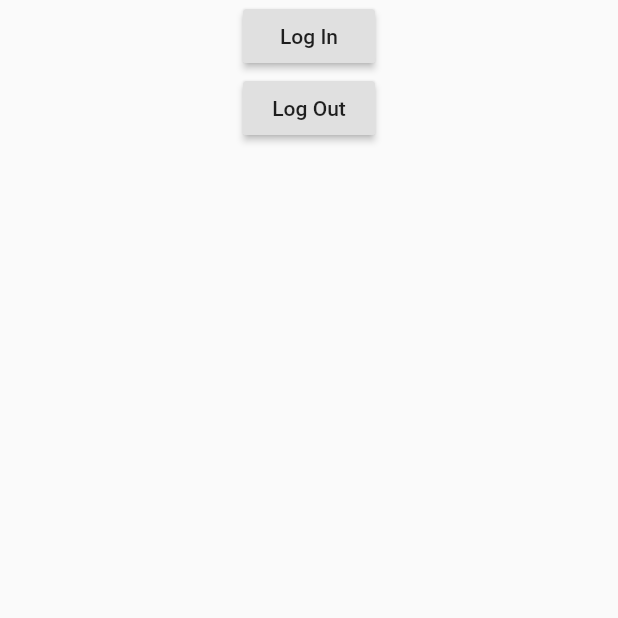
After one commit to itsgan/kinmelplanner, a Flutter app: the screen it shows after launch, after a tap on "Log In", on a phone screen of 412 x 824 dp, the top half of it. The commit adds this screen. Run offline on Flutter 3.47's test engine with Material 2 defaults, Android fonts, the phone set to English and light mode, and no system bars; our stand-ins replace cloud_firestore, firebase_auth, google_sign_in, toast; accounts and stored records are empty; network calls fail.

Commit message:
userLogin

```diff
--- a/lib/pages/home.dart
+++ b/lib/pages/home.dart
@@ -3,6 +3,7 @@ import 'package:flutter/material.dart';
 import 'package:merokinmel_planner/pages/create_meroshopping.dart';
 import 'package:merokinmel_planner/pages/drop_down.dart';
 import 'package:merokinmel_planner/pages/events.dart';
+import 'package:merokinmel_planner/pages/login.dart';
 import 'package:merokinmel_planner/pages/math.dart';
 import 'package:merokinmel_planner/pages/members.dart';
 import 'package:merokinmel_planner/pages/provider.dart';
@@ -92,6 +93,14 @@ class _HomePageState extends State<HomePage> {
                           context,
                           MaterialPageRoute(
                               builder: (context) => TipsCalculator()));
+                    }),
+                    RaisedButton(
+                    child: Text('Log In'),
+                    onPressed: () {
+                      Navigator.push(
+                          context,
+                          MaterialPageRoute(
+                              builder: (context) => UserLogIn()));
                     })
               ],
             )
--- /dev/null
+++ b/lib/pages/login.dart
@@ -0,0 +1,72 @@
+import 'package:firebase_auth/firebase_auth.dart';
+import 'package:flutter/material.dart';
+import 'package:google_sign_in/google_sign_in.dart';
+import 'package:merokinmel_planner/pages/home.dart';
+
+import 'package:merokinmel_planner/pages/tips_calculator.dart';
+import 'package:merokinmel_planner/provider/events_block.dart';
+import 'package:provider/provider.dart';
+
+class UserLogIn extends StatefulWidget {
+  @override
+  _UserLogInState createState() => _UserLogInState();
+}
+
+class _UserLogInState extends State<UserLogIn> {
+  FirebaseUser user;
+  final FirebaseAuth _auth = FirebaseAuth.instance;
+  GoogleSignIn _googleSignIn = GoogleSignIn();
+
+  Future<FirebaseUser> _handleSignIn() async {
+    final GoogleSignInAccount googleUser = await _googleSignIn.signIn();
+    final GoogleSignInAuthentication googleAuth =
+        await googleUser.authentication;
+
+    final AuthCredential credential = GoogleAuthProvider.getCredential(
+      accessToken: googleAuth.accessToken,
+      idToken: googleAuth.idToken,
+    );
+
+    user = (await _auth.signInWithCredential(credential)).user;
+    print("signed in " + user.displayName);
+    return user;
+  }
+
+  void logOut() {
+    _googleSignIn.signOut();
+  }
+
+  @override
+  Widget build(BuildContext context) {
+    final EventBlock eventBlock = Provider.of<EventBlock>(context);
+    return Scaffold(
+      body: Center(
+        child: Column(
+          children: <Widget>[
+            RaisedButton(
+                child: Text('Log In'),
+                onPressed: () {
+                  _handleSignIn().whenComplete(() {
+                    eventBlock.setAccountName(user.displayName);
+                    eventBlock.setEmail(user.email);
+                    eventBlock.setImage(user.photoUrl);
+
+                    Navigator.push(
+                      context,
+                      MaterialPageRoute(
+                        builder: (context) => HomePage(),
+                      ),
+                    );
+                  });
+                }),
+            RaisedButton(
+                child: Text('Log Out'),
+                onPressed: () {
+                  logOut();
+                })
+          ],
+        ),
+      ),
+    );
+  }
+}
--- a/lib/provider/events_block.dart
+++ b/lib/provider/events_block.dart
@@ -1,10 +1,28 @@
-
 import 'package:flutter/cupertino.dart';
+import 'package:flutter/material.dart';
 
 class EventBlock extends ChangeNotifier {
   String _event = '';
-  List<String> _units = ['Dozen','KG', 'LTR','PC','PKT', 'Set'];
+  List<String> _units = ['Dozen', 'KG', 'LTR', 'PC', 'PKT', 'Set'];
   String _selectedUnit = 'KG';
+  String _accountName = '';
+  String _email = '';
+  String _image = '';
+
+  void setAccountName(String acName) {
+    _accountName = acName;
+    notifyListeners();
+  }
+
+  void setEmail(String mail) {
+    _email = mail;
+    notifyListeners();
+  }
+
+  void setImage(String photo) {
+    _image = photo;
+    notifyListeners();
+  }
 
   void createEvent(String value) {
     _event = value;
@@ -24,7 +42,19 @@ class EventBlock extends ChangeNotifier {
     notifyListeners();
   }
 
-  String get selectedUnit{
+  String get selectedUnit {
     return _selectedUnit;
   }
+
+  String get accountName {
+    return _accountName;
+  }
+
+  String get image {
+    return _image;
+  }
+
+  String get email {
+    return _email;
+  }
 }
--- a/lib/widgets/mydrawer.dart
+++ b/lib/widgets/mydrawer.dart
@@ -8,6 +8,7 @@ import 'package:merokinmel_planner/pages/create_meroshopping.dart';
 import 'package:merokinmel_planner/pages/create_user.dart';
 import 'package:merokinmel_planner/pages/customize.dart';
 import 'package:merokinmel_planner/pages/purchase_items.dart';
+import 'package:merokinmel_planner/provider/events_block.dart';
 import 'package:merokinmel_planner/provider/theme_block.dart';
 import 'package:provider/provider.dart';
 
@@ -19,15 +20,16 @@ class MyDrawer extends StatefulWidget {
 class _MyDrawerState extends State<MyDrawer> {
   @override
   Widget build(BuildContext context) {
+    final EventBlock eventBlock = Provider.of<EventBlock>(context);
     final ThemeBlock themeBlock = Provider.of<ThemeBlock>(context);
     return Drawer(
         child: ListView(
       children: <Widget>[
         UserAccountsDrawerHeader(
-          accountName: Text('Gagan Nepali'),
-          accountEmail: Text('capitalgagan@gmail.com'),
+          accountName: Text(eventBlock.accountName),
+          accountEmail: Text(eventBlock.email),
           currentAccountPicture: CircleAvatar(
-            backgroundImage: AssetImage('images/user.jpg'),
+            backgroundImage: NetworkImage(eventBlock.image),
           ),
         ),
         ListTile(
--- a/pubspec.yaml
+++ b/pubspec.yaml
@@ -30,6 +30,8 @@ dependencies:
   toast: ^0.1.5
   url_launcher: ^5.4.11
   simple_tooltip: ^0.1.13
+  google_sign_in: ^4.5.1
+  firebase_auth: ^0.16.1
 
 
   # The following adds the Cupertino Icons font to your application.
```
Also changed, not shown: lib/pages/create_meroshopping.dart (+40 -26 lines), pubspec.lock.
